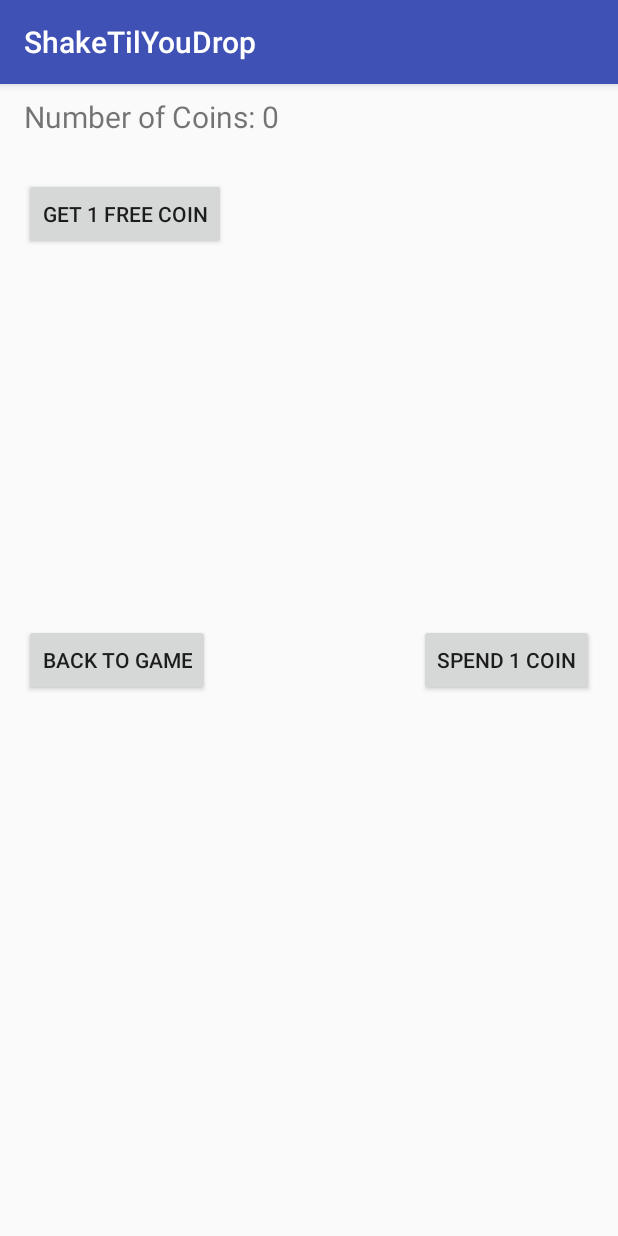
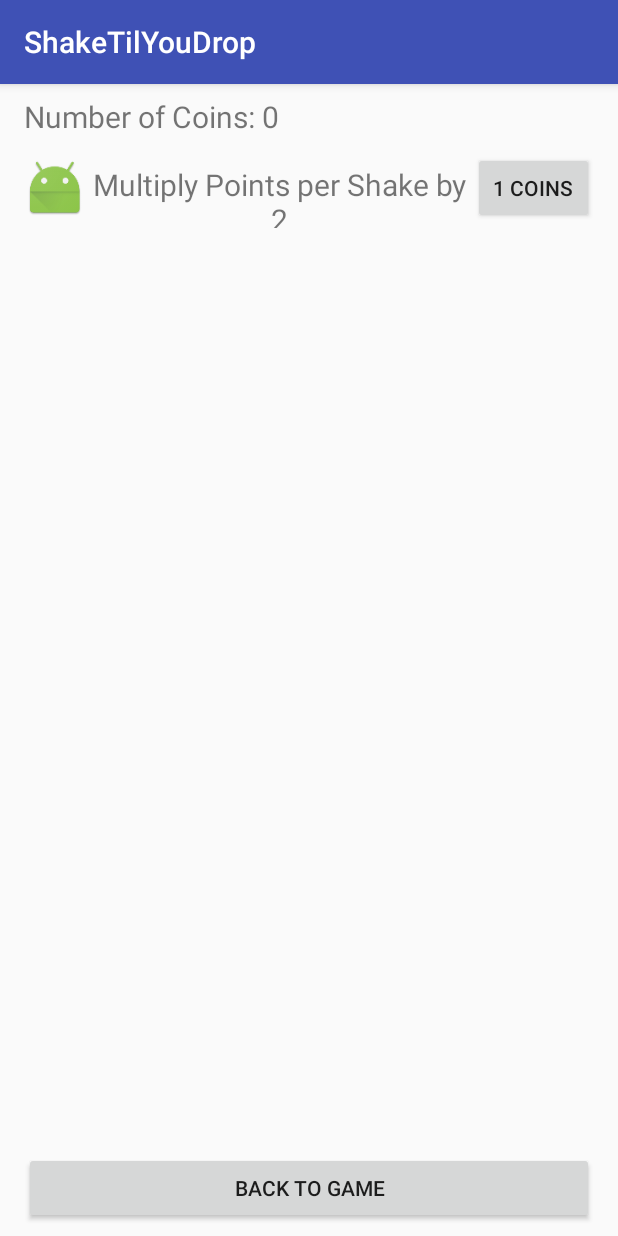
Before and after one commit to nathanielballinger/ShakeTilYouDrop, an Android app: the screen it shows after launch (StoreActivity), after a tap on "STORE", on a phone screen of 412 x 824 dp. Run offline under Robolectric (Android 15) with nearby library versions, the phone set to English and light mode, and no system bars.

Commit message:
Added Upgrade structure and RecyclerView. Still need to do implementation details

```diff
--- /dev/null
+++ b/ShakeTilYouDrop/app/src/main/java/nb8384/cs371m/shaketilyoudrop/AvailableUpgrades.java
@@ -0,0 +1,32 @@
+package nb8384.cs371m.shaketilyoudrop;
+
+import java.io.Serializable;
+import java.util.ArrayList;
+import java.util.List;
+
+/**
+ * Created by Nathaniel on 11/11/2016.
+ * Use this class to get the list of available upgrades
+ * Wraps a List of Upgrades for the purpose of Serialization
+ */
+
+public class AvailableUpgrades implements Serializable {
+    private List<Upgrade> availableUpgrades;
+
+    public AvailableUpgrades() {
+        availableUpgrades = new ArrayList<Upgrade>();
+
+        // add more upgrades here as needed
+        availableUpgrades.add(new ShakeMultiplierUpgrade("Multiply Points per Shake by 2", 1, 2));
+    }
+
+    public List<Upgrade> getList() {
+        return availableUpgrades;
+    }
+
+    public void registerController(UpgradeInfoController controller) {
+        for (Upgrade upgrade : availableUpgrades)
+            upgrade.registerController(controller);
+    }
+
+}
--- a/ShakeTilYouDrop/app/src/main/java/nb8384/cs371m/shaketilyoudrop/MainActivity.java
+++ b/ShakeTilYouDrop/app/src/main/java/nb8384/cs371m/shaketilyoudrop/MainActivity.java
@@ -22,13 +22,14 @@ import android.widget.Toast;
 
 public class MainActivity extends AppCompatActivity
         implements ActivityLauncher.ActivityLauncherListener,
-        MainGamePlayerInfoController.ControllerListener {
+        MainGamePlayerInfoController.MainPlayerControllerListener {
 
     private SensorManager mSensorManager;
     private Sensor motionSensor;
     private ShakeListener shakeListener;
     private MainGameUI gameUI;
     private PlayerInfo playerInfo;
+    private AvailableUpgrades availableUpgrades;
 
     String username = "Test Username"; //Dummy Username!!!!!!! Change later
     private static final String TAG = "MainActivity";
@@ -41,7 +42,7 @@ public class MainActivity extends AppCompatActivity
 
         gameUI = new MainGameUI(this);
         gameUI.setActivityLauncherListener(this);
-        gameUI.setControllerListener(this);
+        gameUI.setPlayerControllerListener(this);
 
         playerInfo = new PlayerInfo(username);
 
@@ -75,6 +76,12 @@ public class MainActivity extends AppCompatActivity
             playerInfo = newPlayerInfo;
         playerInfo.setPlayerInfoController(gameUI);
 
+        AvailableUpgrades newAvailableUpgrades =
+                (AvailableUpgrades) getIntent().getSerializableExtra("AvailableUpgrades");
+        if (newAvailableUpgrades != null)
+            availableUpgrades = newAvailableUpgrades;
+
+
         Toast.makeText(getApplicationContext(), "Num Coins is " + playerInfo.getNumCoins(), Toast.LENGTH_SHORT).show();
     }
 
@@ -90,6 +97,7 @@ public class MainActivity extends AppCompatActivity
     public void launchActivity(Class<? extends AppCompatActivity> activityClass) {
         Intent intent = new Intent(getApplicationContext(), activityClass);
         intent.putExtra("PlayerInfo", playerInfo);
+        intent.putExtra("AvailableUpgrades", availableUpgrades);
         startActivity(intent);
     }
 
--- a/ShakeTilYouDrop/app/src/main/java/nb8384/cs371m/shaketilyoudrop/MainGamePlayerInfoController.java
+++ b/ShakeTilYouDrop/app/src/main/java/nb8384/cs371m/shaketilyoudrop/MainGamePlayerInfoController.java
@@ -5,10 +5,10 @@ package nb8384.cs371m.shaketilyoudrop;
  */
 
 public interface MainGamePlayerInfoController extends PlayerInfoController {
-    interface ControllerListener {
+    interface MainPlayerControllerListener {
         void onShakeCountReset();
         void onShake();
     }
 
-    void setControllerListener(ControllerListener listener);
+    void setPlayerControllerListener(MainPlayerControllerListener listener);
 }
--- a/ShakeTilYouDrop/app/src/main/java/nb8384/cs371m/shaketilyoudrop/MainGameUI.java
+++ b/ShakeTilYouDrop/app/src/main/java/nb8384/cs371m/shaketilyoudrop/MainGameUI.java
@@ -29,7 +29,7 @@ public class MainGameUI
 
 
     private ActivityLauncherListener activityLauncherListener;
-    private ControllerListener controllerListener;
+    private MainPlayerControllerListener controllerListener;
 
     private TextView userText, timeText, numShakesText, timeStaticText, numShakesStaticText;
     private TextView currCoinsStaticText, currCoinsText, totalCoinsStaticText, totalCoinsText;
@@ -125,7 +125,7 @@ public class MainGameUI
     }
 
     @Override
-    public void setControllerListener(ControllerListener listener) {
+    public void setPlayerControllerListener(MainPlayerControllerListener listener) {
         controllerListener = listener;
     }
 
--- a/ShakeTilYouDrop/app/src/main/java/nb8384/cs371m/shaketilyoudrop/PlayerInfo.java
+++ b/ShakeTilYouDrop/app/src/main/java/nb8384/cs371m/shaketilyoudrop/PlayerInfo.java
@@ -20,6 +20,7 @@ public class PlayerInfo implements java.io.Serializable {
     // multiplier for shake:coin
     // shakes-for-you upgrade
     public PlayerInfo(String userName) {
+        upgrades = new ArrayList<Upgrade>();
         this.userName = userName;
         numTotalShakes = 0;
         numShakes = 0;
@@ -50,10 +51,10 @@ public class PlayerInfo implements java.io.Serializable {
 
     }
 
-    public void purchase(int coins) {
+    public void purchase(Upgrade upgrade) {
         // add whatever I purchase to inventory
-
-        numCoins -= coins;
+        upgrades.add(upgrade);
+        numCoins -= upgrade.getPrice();
 
         if(controller != null)
             controller.onPlayerInfoUpdate(this);
@@ -90,4 +91,10 @@ public class PlayerInfo implements java.io.Serializable {
     public String getUserName() {
         return userName;
     }
+
+    public int getNumActiveUpgrades() {
+        return upgrades.size();
+    }
+
+
 }
--- a/ShakeTilYouDrop/app/src/main/java/nb8384/cs371m/shaketilyoudrop/PlayerInfoController.java
+++ b/ShakeTilYouDrop/app/src/main/java/nb8384/cs371m/shaketilyoudrop/PlayerInfoController.java
@@ -5,7 +5,6 @@ package nb8384.cs371m.shaketilyoudrop;
  */
 
 public interface PlayerInfoController {
-
     void onPlayerInfoUpdate(PlayerInfo playerInfo);
 
 }
--- /dev/null
+++ b/ShakeTilYouDrop/app/src/main/java/nb8384/cs371m/shaketilyoudrop/ShakeMultiplierUpgrade.java
@@ -0,0 +1,21 @@
+package nb8384.cs371m.shaketilyoudrop;
+
+import android.media.Image;
+
+/**
+ * Created by Nathaniel on 11/10/2016.
+ */
+
+public class ShakeMultiplierUpgrade extends Upgrade {
+
+    private int multiplier;
+
+    public ShakeMultiplierUpgrade(String n, int p, int multiplier) {
+        super(n, p);
+        this.multiplier = multiplier;
+    }
+
+    public int getMultiplier() {
+        return multiplier;
+    }
+}
--- a/ShakeTilYouDrop/app/src/main/java/nb8384/cs371m/shaketilyoudrop/ShopPlayerInfoController.java
+++ b/ShakeTilYouDrop/app/src/main/java/nb8384/cs371m/shaketilyoudrop/ShopPlayerInfoController.java
@@ -5,9 +5,9 @@ package nb8384.cs371m.shaketilyoudrop;
  */
 
 public interface ShopPlayerInfoController extends PlayerInfoController {
-    interface ControllerListener {
-        void onAttemptPurchase(int coins);
+    interface ShopPlayerControllerListener {
+        boolean onAttemptPurchase(Upgrade upgrade);
     }
 
-    void setControllerListener(ControllerListener listener);
+    void setPlayerControllerListener(ShopPlayerControllerListener listener);
 }
--- /dev/null
+++ b/ShakeTilYouDrop/app/src/main/java/nb8384/cs371m/shaketilyoudrop/ShopUpgradeInfoController.java
@@ -0,0 +1,15 @@
+package nb8384.cs371m.shaketilyoudrop;
+
+/**
+ * Created by Nathaniel on 11/10/2016.
+ */
+
+public interface ShopUpgradeInfoController extends UpgradeInfoController {
+    interface ShopUpgradeControllerListener {
+        void purchase(Upgrade upgrade);
+    }
+
+    void setUpgradeControllerListener(ShopUpgradeControllerListener listener);
+
+
+}
--- a/ShakeTilYouDrop/app/src/main/java/nb8384/cs371m/shaketilyoudrop/StoreActivity.java
+++ b/ShakeTilYouDrop/app/src/main/java/nb8384/cs371m/shaketilyoudrop/StoreActivity.java
@@ -6,11 +6,16 @@ import android.support.v7.app.AppCompatActivity;
 import android.os.Bundle;
 import android.widget.Toast;
 
+import java.util.ArrayList;
+import java.util.List;
+
 public class StoreActivity extends AppCompatActivity
         implements ActivityLauncher.ActivityLauncherListener,
-        ShopPlayerInfoController.ControllerListener {
+        ShopPlayerInfoController.ShopPlayerControllerListener,
+        ShopUpgradeInfoController.ShopUpgradeControllerListener {
 
     PlayerInfo playerInfo;
+    AvailableUpgrades availableUpgrades;
     StorePageUI storeUI;
 
     @Override
@@ -21,11 +26,23 @@ public class StoreActivity extends AppCompatActivity
         Intent intent = getIntent();
         playerInfo = (PlayerInfo) intent.getSerializableExtra("PlayerInfo");
 
-        storeUI = new StorePageUI(this);
-        storeUI.setControllerListener(this);
+        AvailableUpgrades temp = (AvailableUpgrades) intent.getSerializableExtra("AvailableUpgrades");
+        if (temp != null)
+            availableUpgrades = temp;
+        else
+            availableUpgrades = new AvailableUpgrades();
+
+        UpgradesAdapter adapter = new UpgradesAdapter(getApplicationContext(), availableUpgrades);
+        availableUpgrades.registerController(adapter);
+
+        storeUI = new StorePageUI(this, adapter);
+
+        storeUI.setPlayerControllerListener(this);
+        storeUI.setUpgradeControllerListener(this);
         storeUI.setActivityLauncherListener(this);
 
         playerInfo.setPlayerInfoController(storeUI);
+        availableUpgrades.registerController(storeUI);
 
     }
 
@@ -33,15 +50,24 @@ public class StoreActivity extends AppCompatActivity
     public void launchActivity(Class<? extends AppCompatActivity> activityClass) {
         Intent intent = new Intent(getApplicationContext(), activityClass);
         intent.putExtra("PlayerInfo", playerInfo);
+        intent.putExtra("AvailableUpgrades", availableUpgrades);
         startActivity(intent);
 
     }
 
     @Override
-    public void onAttemptPurchase(int coins) {
-        if (playerInfo.getNumCoins() >= coins)
-            playerInfo.purchase(coins);
+    public boolean onAttemptPurchase(Upgrade upgrade) {
+        boolean success = playerInfo.getNumCoins() >= upgrade.getPrice();
+        if (success)
+            playerInfo.purchase(upgrade);
         else
             Toast.makeText(getApplicationContext(), "Not enough coins!", Toast.LENGTH_SHORT).show();
+
+        return success;
+    }
+
+    @Override
+    public void purchase(Upgrade upgrade) {
+        upgrade.purchase();
     }
 }
--- a/ShakeTilYouDrop/app/src/main/java/nb8384/cs371m/shaketilyoudrop/StorePageUI.java
+++ b/ShakeTilYouDrop/app/src/main/java/nb8384/cs371m/shaketilyoudrop/StorePageUI.java
@@ -1,47 +1,52 @@
 package nb8384.cs371m.shaketilyoudrop;
 
 import android.support.v7.app.AppCompatActivity;
+import android.support.v7.widget.LinearLayoutManager;
+import android.support.v7.widget.RecyclerView;
 import android.view.View;
 import android.widget.Button;
 import android.widget.TextView;
+
+import java.util.List;
 
 /**
  * Created by Nathaniel on 11/9/2016.
  */
 
-public class StorePageUI implements ShopPlayerInfoController, ActivityLauncher {
+public class StorePageUI
+        implements ShopPlayerInfoController, ShopUpgradeInfoController,
+        ActivityLauncher, UpgradesAdapter.UpgradesAdapterListener {
 
     private ActivityLauncherListener activityLauncherListener;
-    private ControllerListener controllerListener;
+    private ShopPlayerControllerListener playerListener;
+    private ShopUpgradeControllerListener upgradeListener;
 
-    private Button purchaseButton, backToGameButton, addCoinButton;
+    private RecyclerView rvUpgrades;
+    private UpgradesAdapter adapter;
+    private Button backToGameButton;
     private TextView numCoins;
 
-    public StorePageUI(AppCompatActivity activity) {
+    public StorePageUI(AppCompatActivity activity, UpgradesAdapter upgradesAdapter) {
+        adapter = upgradesAdapter;
+        adapter.setAdapterListener(this);
         findViewsById(activity);
         initViewValues(activity);
         setViewListeners(activity);
     }
 
     private void findViewsById(AppCompatActivity activity) {
-        purchaseButton = (Button) activity.findViewById(R.id.purchaseTest);
+        rvUpgrades = (RecyclerView) activity.findViewById(R.id.rvUpgrades);
         backToGameButton = (Button) activity.findViewById(R.id.backToGame);
         numCoins = (TextView) activity.findViewById(R.id.numCoinsEditable);
-        addCoinButton = (Button) activity.findViewById(R.id.addCoinButton);
 
     }
 
     private void initViewValues(AppCompatActivity activity) {
-
+        rvUpgrades.setAdapter(adapter);
+        rvUpgrades.setLayoutManager(new LinearLayoutManager(activity));
     }
 
     private void setViewListeners(AppCompatActivity activity) {
-        purchaseButton.setOnClickListener(new View.OnClickListener() {
-            @Override
-            public void onClick(View v) {
-                controllerListener.onAttemptPurchase(1);
-            }
-        });
 
         backToGameButton.setOnClickListener(new View.OnClickListener() {
             @Override
@@ -50,12 +55,6 @@ public class StorePageUI implements ShopPlayerInfoController, ActivityLauncher {
             }
         });
 
-        addCoinButton.setOnClickListener(new View.OnClickListener() {
-            @Override
-            public void onClick(View v) {
-                controllerListener.onAttemptPurchase(-1);
-            }
-        });
     }
 
     @Override
@@ -64,12 +63,29 @@ public class StorePageUI implements ShopPlayerInfoController, ActivityLauncher {
     }
 
     @Override
-    public void setControllerListener(ControllerListener controllerListener) {
-        this.controllerListener = controllerListener;
+    public void setPlayerControllerListener(ShopPlayerControllerListener controllerListener) {
+        playerListener = controllerListener;
+    }
+
+    @Override
+    public void setUpgradeControllerListener(ShopUpgradeControllerListener controllerListener) {
+        upgradeListener = controllerListener;
     }
 
     @Override
     public void onPlayerInfoUpdate(PlayerInfo playerInfo) {
         numCoins.setText(Integer.toString(playerInfo.getNumCoins()));
     }
+
+    @Override
+    public void onUpgradeInfoUpdate(Upgrade upgrade) {
+        // upgrade state was changed, already taken care of in adapter
+        // use this to update any other UI elements besides the RecyclerView
+    }
+
+    @Override
+    public void onPurchaseButtonPressed(Upgrade upgrade) {
+        if (playerListener.onAttemptPurchase(upgrade))
+            upgradeListener.purchase(upgrade);
+    }
 }
--- a/ShakeTilYouDrop/app/src/main/java/nb8384/cs371m/shaketilyoudrop/Upgrade.java
+++ b/ShakeTilYouDrop/app/src/main/java/nb8384/cs371m/shaketilyoudrop/Upgrade.java
@@ -1,9 +1,48 @@
 package nb8384.cs371m.shaketilyoudrop;
+
+import android.media.Image;
+
+import java.io.Serializable;
+import java.util.ArrayList;
+import java.util.List;
 
 /**
  * Created by Nathaniel on 11/9/2016.
  */
 
-public abstract class Upgrade {
-    public abstract void apply(PlayerInfo playerInfo);
+public abstract class Upgrade implements Serializable {
+    private transient List<UpgradeInfoController> controllers;
+    private String name;
+    private int price;
+
+    public Upgrade(String n, int p) {
+        name = n;
+        price = p;
+        controllers = new ArrayList<UpgradeInfoController>();
+    }
+
+    public String getName() {
+        return name;
+    }
+
+    public int getPrice() {
+        return price;
+    }
+
+    public void registerController(UpgradeInfoController controller) {
+        if (controllers == null)
+            controllers = new ArrayList<UpgradeInfoController>();
+        if (!controllers.contains(controller)) {
+            controllers.add(controller);
+            controller.onUpgradeInfoUpdate(this);
+        }
+    }
+
+    public void purchase() {
+        price *= 2;
+
+        for (UpgradeInfoController c : controllers) {
+            c.onUpgradeInfoUpdate(this);
+        }
+    }
 }
--- /dev/null
+++ b/ShakeTilYouDrop/app/src/main/java/nb8384/cs371m/shaketilyoudrop/UpgradeInfoController.java
@@ -0,0 +1,11 @@
+package nb8384.cs371m.shaketilyoudrop;
+
+/**
+ * Created by Nathaniel on 11/10/2016.
+ */
+
+public interface UpgradeInfoController {
+
+    void onUpgradeInfoUpdate(Upgrade upgrade);
+
+}
--- /dev/null
+++ b/ShakeTilYouDrop/app/src/main/java/nb8384/cs371m/shaketilyoudrop/UpgradesAdapter.java
@@ -0,0 +1,98 @@
+package nb8384.cs371m.shaketilyoudrop;
+
+import android.content.Context;
+import android.support.v7.widget.RecyclerView;
+import android.view.LayoutInflater;
+import android.view.View;
+import android.view.ViewGroup;
+import android.widget.Button;
+import android.widget.ImageView;
+import android.widget.TextView;
+
+import java.util.Iterator;
+import java.util.List;
+
+
+/**
+ * Created by Nathaniel on 11/10/2016.
+ */
+
+public class UpgradesAdapter extends RecyclerView.Adapter<UpgradesAdapter.ViewHolder>
+        implements UpgradeInfoController {
+
+    public interface UpgradesAdapterListener {
+        void onPurchaseButtonPressed(Upgrade upgrade);
+    }
+
+    public static class ViewHolder extends RecyclerView.ViewHolder {
+
+        public ImageView upgradeIcon;
+        public TextView upgradeName;
+        public Button purchaseButton;
+
+        public ViewHolder(View itemView) {
+            super(itemView);
+
+            upgradeIcon = (ImageView) itemView.findViewById(R.id.upgradeIconImage);
+            upgradeName = (TextView) itemView.findViewById(R.id.upgradeNameText);
+            purchaseButton = (Button) itemView.findViewById(R.id.purchaseButton);
+        }
+    }
+
+
+
+    private List<Upgrade> mUpgrades;
+    private Context mContext;
+    private UpgradesAdapterListener listener;
+
+    public UpgradesAdapter(Context context, AvailableUpgrades availableUpgrades) {
+        mContext = context;
+        mUpgrades = availableUpgrades.getList();
+    }
+
+
+    public void setAdapterListener(UpgradesAdapterListener listener) {
+        this.listener = listener;
+    }
+
+    @Override
+    public void onUpgradeInfoUpdate(Upgrade upgrade) {
+        for (int i = 0; i < mUpgrades.size(); ++i) {
+            if (mUpgrades.get(i).getName().equals(upgrade.getName()))
+                notifyItemChanged(i);
+        }
+    }
+
+    @Override
+    public UpgradesAdapter.ViewHolder onCreateViewHolder(ViewGroup parent, int viewType) {
+        Context context = parent.getContext();
+        LayoutInflater inflater = LayoutInflater.from(context);
+
+        View upgradeView = inflater.inflate(R.layout.item_upgrade, parent, false);
+
+        return new ViewHolder(upgradeView);
+    }
+
+    @Override
+    public void onBindViewHolder(UpgradesAdapter.ViewHolder viewHolder, int position) {
+        final Upgrade upgrade = mUpgrades.get(position);
+
+        viewHolder.purchaseButton.setText(upgrade.getPrice() + " coins");
+        viewHolder.upgradeName.setText(upgrade.getName());
+
+        viewHolder.purchaseButton.setOnClickListener(new View.OnClickListener() {
+            @Override
+            public void onClick(View v) {
+                if (listener != null)
+                    listener.onPurchaseButtonPressed(upgrade);
+            }
+        });
+    }
+
+    @Override
+    public int getItemCount() {
+        return mUpgrades.size();
+    }
+
+
+}
--- a/ShakeTilYouDrop/app/src/main/res/layout/activity_store.xml
+++ b/ShakeTilYouDrop/app/src/main/res/layout/activity_store.xml
@@ -17,42 +17,29 @@
         android:id="@+id/numCoinsText"
         android:textSize="20sp" />
 
+    <TextView
+        android:text="0"
+        android:layout_width="match_parent"
+        android:layout_height="wrap_content"
+        android:id="@+id/numCoinsEditable"
+        android:textSize="20sp"
+        android:layout_toEndOf="@+id/numCoinsText"
+        android:layout_toRightOf="@+id/numCoinsText"/>
+
+    <android.support.v7.widget.RecyclerView
+        android:id="@+id/rvUpgrades"
+        android:layout_width="match_parent"
+        android:layout_height="match_parent"
+        android:layout_below="@+id/numCoinsEditable"
+        android:layout_above="@+id/backToGame"/>
+
     <Button
         android:text="Back To Game"
-        android:layout_width="wrap_content"
+        android:layout_width="match_parent"
         android:layout_height="wrap_content"
         android:id="@+id/backToGame"
-        android:layout_alignBaseline="@+id/purchaseTest"
-        android:layout_alignBottom="@+id/purchaseTest"
+        android:layout_alignParentBottom="true"
         android:layout_alignParentLeft="true"
         android:layout_alignParentStart="true" />
 
-    <Button
-        android:text="Spend 1 Coin"
-        android:layout_width="wrap_content"
-        android:layout_height="wrap_content"
-        android:id="@+id/purchaseTest"
-        android:layout_centerVertical="true"
-        android:layout_alignParentRight="true"
-        android:layout_alignParentEnd="true" />
-
-    <TextView
-        android:text="0"
-        android:layout_width="wrap_content"
-        android:layout_height="wrap_content"
-        android:id="@+id/numCoinsEditable"
-        android:textSize="20sp"
-        android:layout_alignParentTop="true"
-        android:layout_toRightOf="@+id/numCoinsText"
-        android:layout_toEndOf="@+id/numCoinsText" />
-
-    <Button
-        android:text="Get 1 Free Coin"
-        android:layout_width="wrap_content"
-        android:layout_height="wrap_content"
-        android:layout_below="@+id/numCoinsText"
-        android:layout_alignParentLeft="true"
-        android:layout_alignParentStart="true"
-        android:layout_marginTop="27dp"
-        android:id="@+id/addCoinButton" />
 </RelativeLayout>
--- /dev/null
+++ b/ShakeTilYouDrop/app/src/main/res/layout/item_upgrade.xml
@@ -0,0 +1,33 @@
+<?xml version="1.0" encoding="utf-8"?>
+<LinearLayout xmlns:android="http://schemas.android.com/apk/res/android"
+    xmlns:app="http://schemas.android.com/apk/res-auto"
+    android:orientation="horizontal"
+    android:layout_width="match_parent"
+    android:layout_height="wrap_content"
+    android:paddingBottom="10dp"
+    android:paddingTop="10dp">
+
+    <ImageView
+        android:layout_width="wrap_content"
+        android:layout_height="wrap_content"
+        app:srcCompat="@mipmap/ic_launcher"
+        android:id="@+id/upgradeIconImage"
+        android:layout_weight="1" />
+
+    <TextView
+        android:text="Upgrade Name"
+        android:layout_width="wrap_content"
+        android:layout_height="wrap_content"
+        android:id="@+id/upgradeNameText"
+        android:layout_weight="1"
+        android:textSize="20sp"
+        android:textAlignment="center" />
+
+    <Button
+        android:text="Price"
+        android:layout_width="wrap_content"
+        android:layout_height="wrap_content"
+        android:id="@+id/purchaseButton"
+        android:layout_weight="1" />
+
+</LinearLayout>
```
